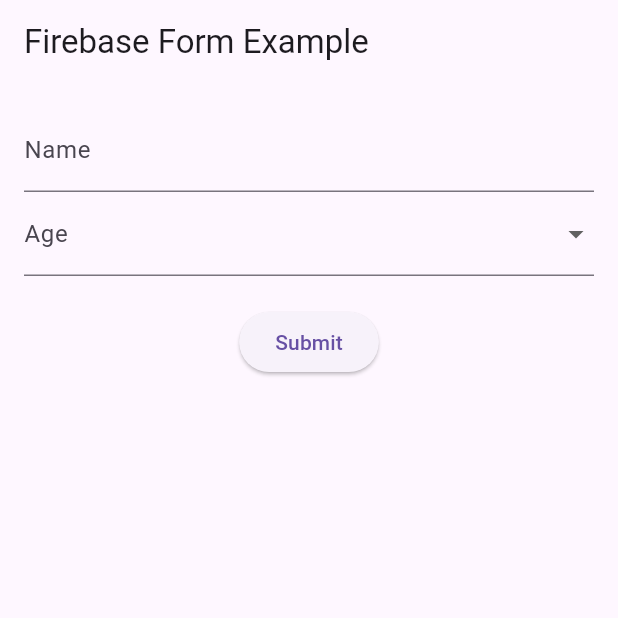
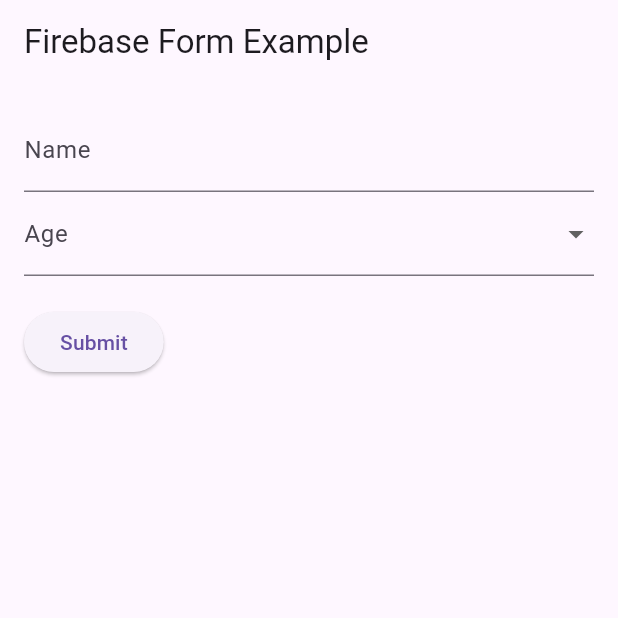
Before and after one commit to madisonewebb/CINS-467-FA-2024, a Flutter app: the screen it shows after launch, on a phone screen of 412 x 824 dp, the top half of it. Run offline on Flutter 3.47's test engine with Material 3 defaults, Android fonts, the phone set to English and light mode, and no system bars; our stand-ins replace cloud_firestore, firebase_core; accounts and stored records are empty.

Commit message:
Added APK

```diff
--- a/testapp01/lib/main.dart
+++ b/testapp01/lib/main.dart
@@ -55,9 +55,11 @@
   Widget build(BuildContext context) {
     return Form(
       key: _formKey,
+      child: SingleChildScrollView(
         child: Padding(
           padding: const EdgeInsets.all(16.0),
           child: Column(
+            crossAxisAlignment: CrossAxisAlignment.start, // Added for alignment
             children: <Widget>[
               TextFormField(
                 decoration: InputDecoration(labelText: 'Name'),
@@ -98,9 +100,11 @@
             ],
           ),
         ),
+      ),
     );
   }
 }
+
 
 class UserData extends StatelessWidget {
   FirebaseService _firebaseService = FirebaseService(); // Initialize FirebaseService
```
Lines whose indentation alone changed are shown as unchanged.
